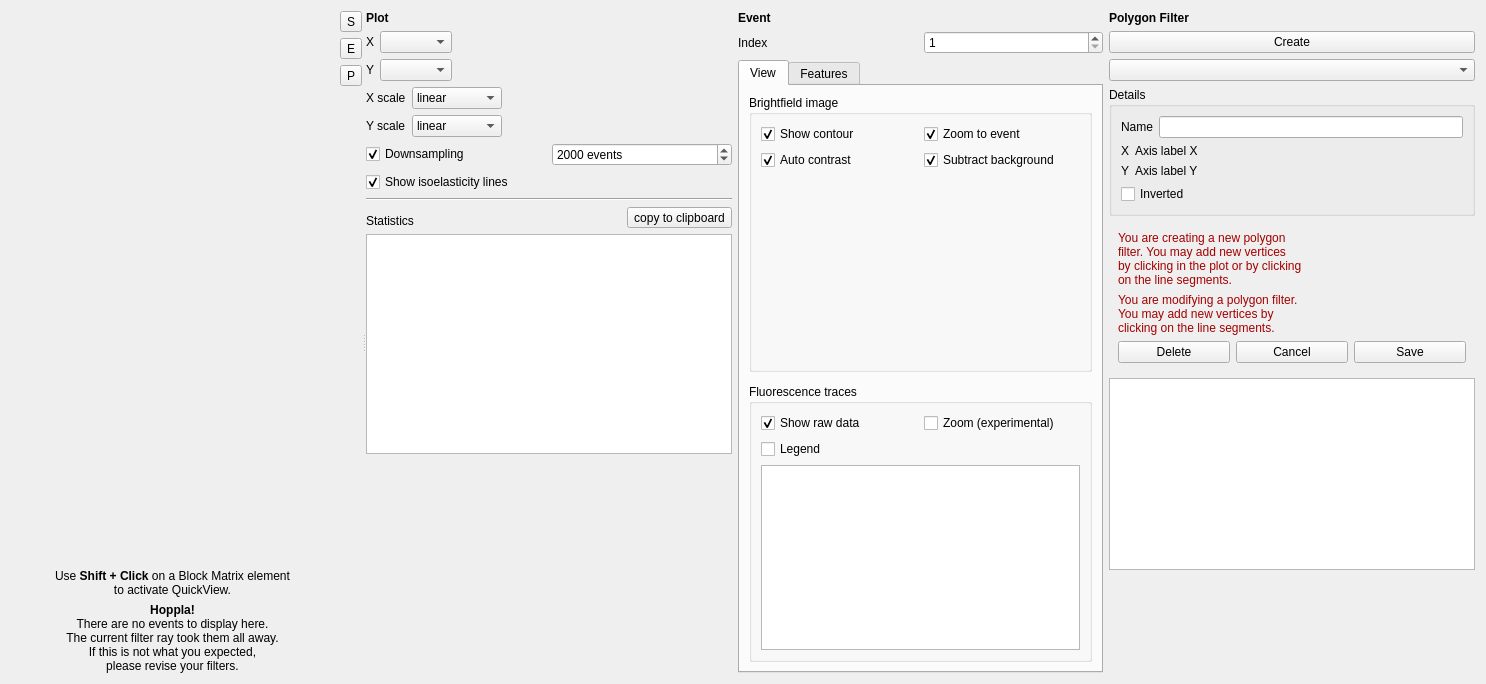
Before: the Qt Designer form shapeout2/gui/quick_view/qv_main.ui in DC-analysis/DCscope, drawn with Qt 5.
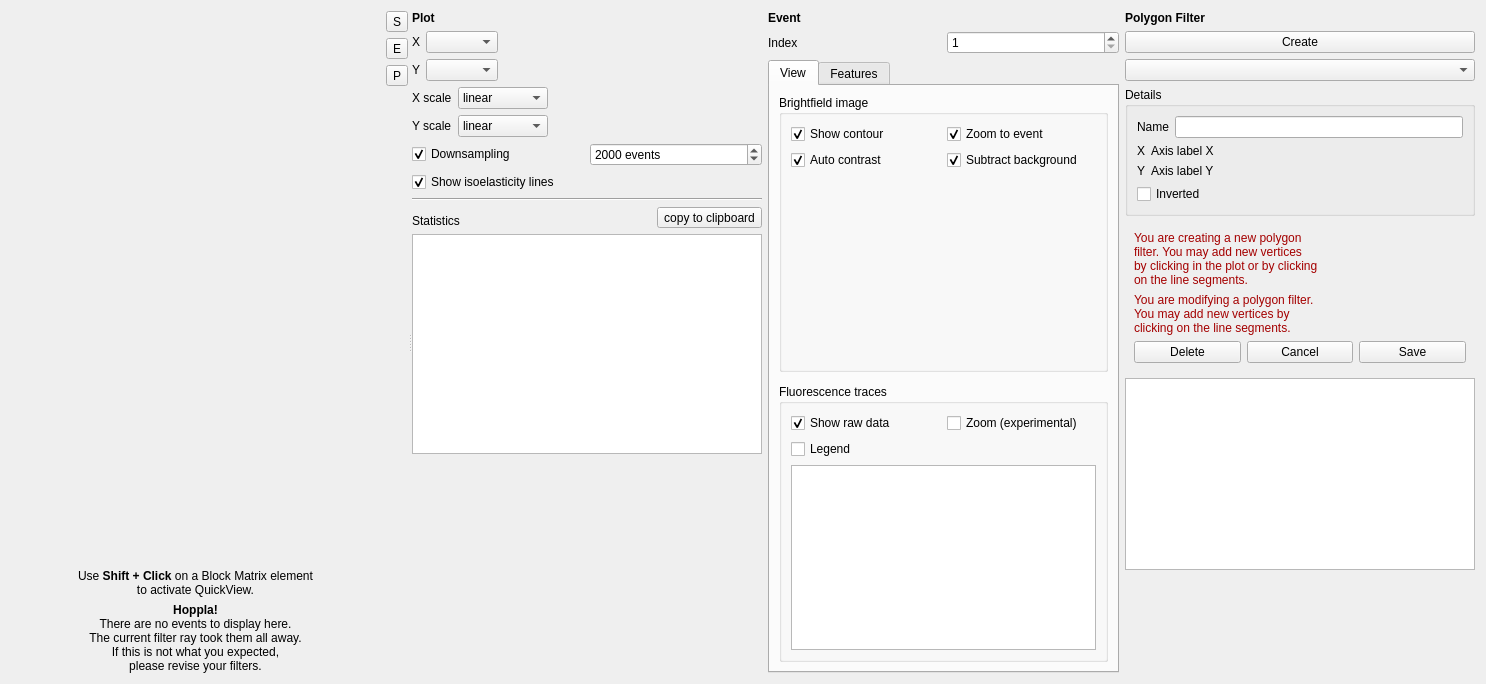
After: the same form once the commit is applied. Icons and pictures are not drawn. Custom widgets are drawn as their Qt base class.

Commit message: Increase minimum size of some widgets in QV

Diff of the .ui file:
```diff
--- a/shapeout2/gui/quick_view/qv_main.ui
+++ b/shapeout2/gui/quick_view/qv_main.ui
@@ -12,7 +12,7 @@
   </property>
   <property name="minimumSize">
    <size>
-    <width>500</width>
+    <width>600</width>
     <height>0</height>
    </size>
   </property>
@@ -32,7 +32,7 @@
      <property name="childrenCollapsible">
       <bool>false</bool>
      </property>
-     <widget class="QWidget" name="">
+     <widget class="QWidget" name="layoutWidget">
       <layout class="QHBoxLayout" name="horizontalLayout_7">
        <item>
         <layout class="QVBoxLayout" name="verticalLayout_14">
@@ -49,8 +49,8 @@
            </property>
            <property name="minimumSize">
             <size>
-             <width>200</width>
-             <height>200</height>
+             <width>300</width>
+             <height>300</height>
             </size>
            </property>
           </widget>
@@ -191,7 +191,7 @@
        </item>
       </layout>
      </widget>
-     <widget class="QWidget" name="">
+     <widget class="QWidget" name="layoutWidget">
       <layout class="QHBoxLayout" name="horizontalLayout">
        <item>
         <widget class="QWidget" name="widget_settings" native="true">
```
